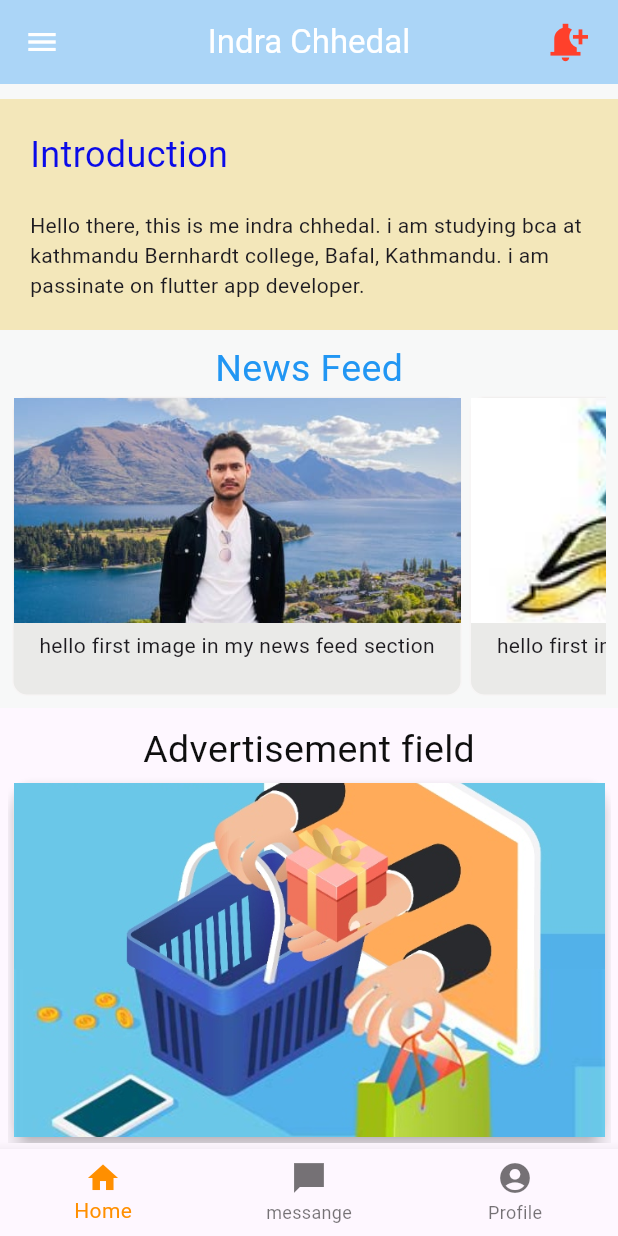
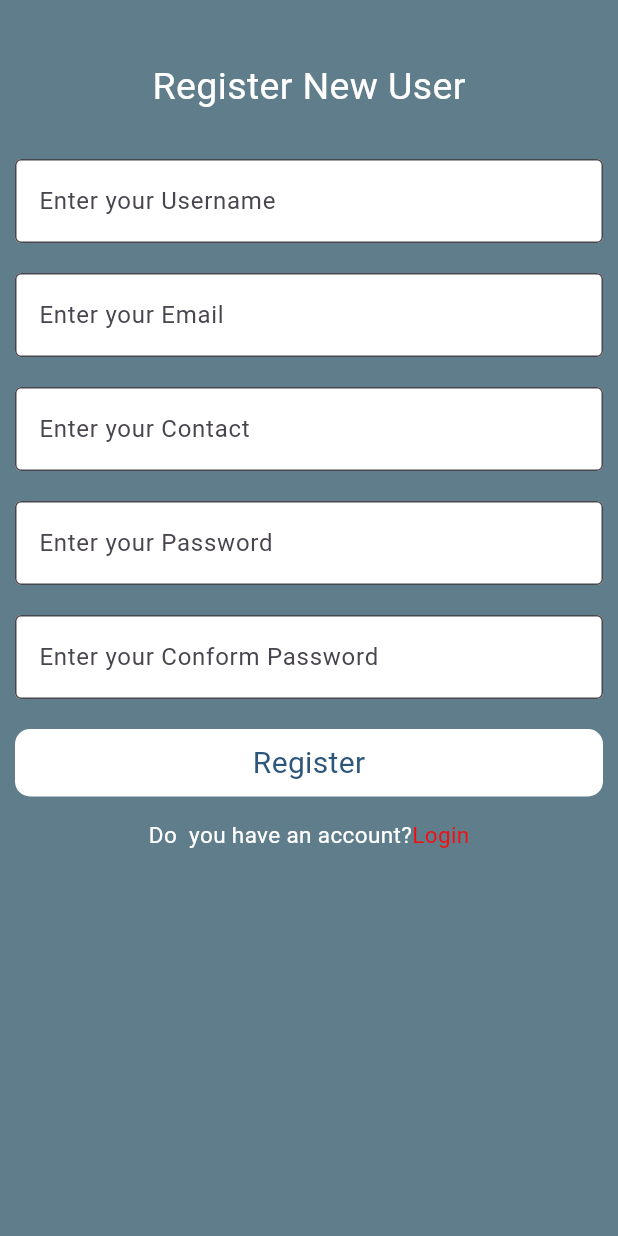
Before and after one commit to indra-chhedal/flutter_indra, a Flutter app: the screen it shows after launch, on a phone screen of 412 x 824 dp. Run offline on Flutter 3.47's test engine with Material 3 defaults, Android fonts, the light colour scheme and no system bars.

Commit message:
fifth commit

```diff
--- a/flutter_indra/lib/main.dart
+++ b/flutter_indra/lib/main.dart
@@ -4,13 +4,15 @@
 
 import 'package:flutter/material.dart';
 
-import 'package:flutter_indra/indra_chhedal.dart';
+
+import 'package:flutter_indra/register_page.dart';
 
 void main() {
   runApp(MaterialApp(
+
     title: 'first project',
 
-    home: IndraChhedal(),
+    home: RegisterPage(),
     ),
 
   );
--- /dev/null
+++ b/flutter_indra/lib/register_page.dart
@@ -0,0 +1,121 @@
+import 'package:flutter/material.dart';
+import 'package:flutter_indra/login_page.dart';
+
+class RegisterPage extends StatelessWidget {
+  const RegisterPage({super.key});
+
+  @override
+  Widget build(BuildContext context) {
+    return Scaffold(
+      backgroundColor: Colors.blueGrey,
+      body: SafeArea(
+        child: SingleChildScrollView(
+          child: Padding(
+            padding: EdgeInsets.symmetric(horizontal: 10, vertical: 10),
+            child: Column(
+              children: [
+                Container(
+                  margin: EdgeInsets.only(top: 30),
+                  alignment: Alignment.center,
+                  child: const Text(
+                    "Register New User",
+                    style: TextStyle(fontSize: 25, color: Colors.white),
+                  ),
+                ),
+                const SizedBox(height: 30),
+                TextFormField(
+                  decoration: InputDecoration(
+                    filled: true,
+                    fillColor: Colors.white,
+                    border: OutlineInputBorder(),
+                    hintText: "Enter your Username",
+                  ),
+                ),
+                const SizedBox(height: 20),
+                TextFormField(
+                  decoration: InputDecoration(
+                    filled: true,
+                    fillColor: Colors.white,
+                    border: OutlineInputBorder(),
+                    hintText: "Enter your Email",
+                  ),
+                ),
+                const SizedBox(height: 20),
+                TextFormField(
+                  decoration: InputDecoration(
+                    filled: true,
+                    fillColor: Colors.white,
+                    border: OutlineInputBorder(),
+                    hintText: "Enter your Contact",
+                  ),
+                ),
+                const SizedBox(height: 20),
+                TextFormField(
+                  decoration: InputDecoration(
+                    filled: true,
+                    fillColor: Colors.white,
+                    border: OutlineInputBorder(),
+                    hintText: "Enter your Password",
+                  ),
+                ),
+                const SizedBox(height: 20),
+                TextFormField(
+                  decoration: InputDecoration(
+                    filled: true,
+                    fillColor: Colors.white,
+                    border: OutlineInputBorder(),
+                    hintText: "Enter your Conform Password",
+                  ),
+                ),
+                const SizedBox(height: 20),
+                Container(
+                  decoration: BoxDecoration(
+                    borderRadius: BorderRadius.all(Radius.circular(10)),
+                    color: Colors.white,
+                  ),
+                  height: 45,
+                  width: double.infinity,
+                  child: Center(
+                    child: Text(
+                      "Register",
+                      style: TextStyle(
+                        fontSize: 20,
+                        color: Color.fromARGB(255, 45, 87, 122),
+                      ),
+                    ),
+                  ),
+                ),
+
+                SizedBox(height: 15),
+                Row(
+                  mainAxisAlignment: MainAxisAlignment.center,
+                  children: [
+                    const Text(
+                      "Do  you have an account?",
+                      style: TextStyle(fontSize: 15, color: Colors.white),
+                    ),
+                    InkWell(
+                      onTap: () {
+                        Navigator.push(
+                          context,
+                          MaterialPageRoute(builder: (context) => LoginPage()),
+                        );
+                      },
+                      child: const Text(
+                        "Login",
+                        style: TextStyle(
+                          fontSize: 15,
+                          color: Color.fromARGB(255, 249, 11, 11),
+                        ),
+                      ),
+                    ),
+                  ],
+                ),
+              ],
+            ),
+          ),
+        ),
+      ),
+    );
+  }
+}
```
Also changed, not shown: flutter_indra/lib/indra_chhedal.dart (+62 -6 lines), flutter_indra/lib/login_page.dart (added, +109 -0 lines).
